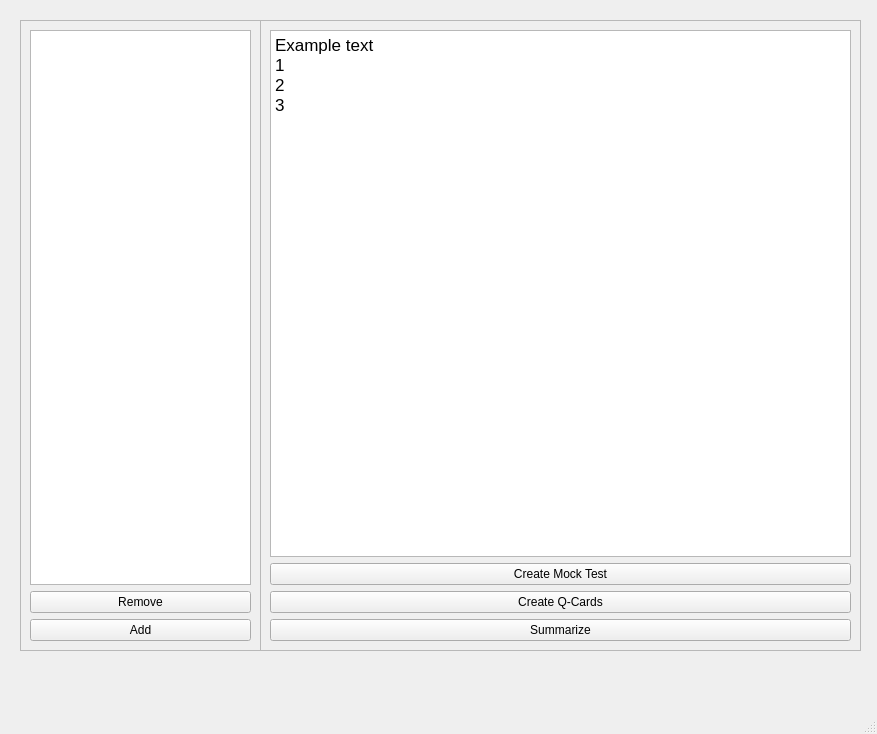
This is window.ui in DanialMcIntyre/ChatGPT-Study as Qt 5 draws it before an edit. The edited form follows.
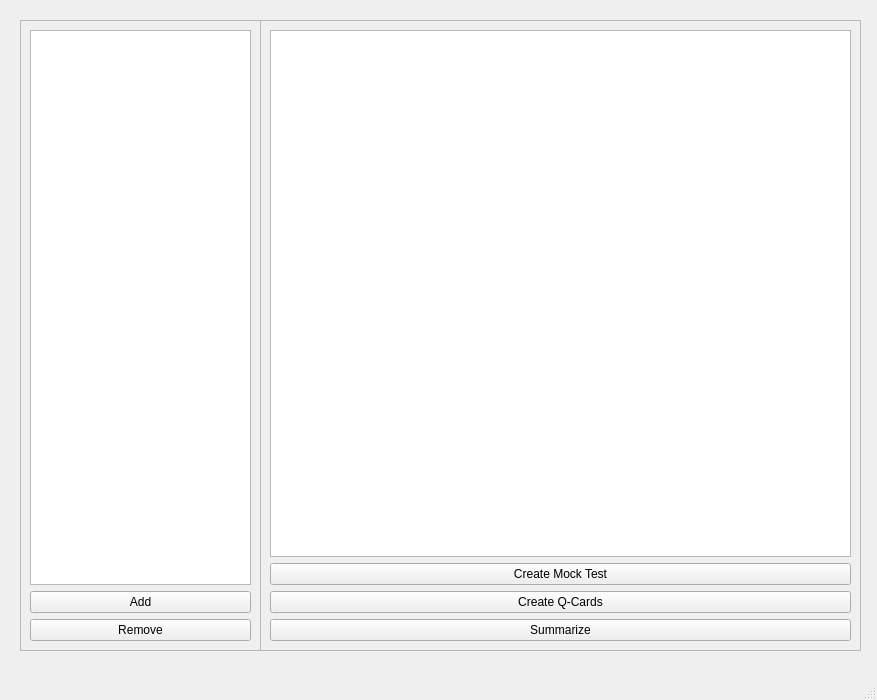
This is the edited form.

What changed in the file:
```diff
--- a/window.ui
+++ b/window.ui
@@ -7,7 +7,7 @@
     <x>0</x>
     <y>0</y>
     <width>877</width>
-    <height>734</height>
+    <height>700</height>
    </rect>
   </property>
   <property name="windowTitle">
@@ -33,13 +33,6 @@
      <item>
       <widget class="QListWidget" name="listPDF"/>
      </item>
-     <item>
-      <widget class="QPushButton" name="buttonRemovePDF">
-       <property name="text">
-        <string>Remove</string>
-       </property>
-      </widget>
-     </item>
      <item>
       <widget class="QPushButton" name="buttonAddPDF">
        <property name="text">
@@ -47,6 +40,13 @@
        </property>
       </widget>
      </item>
+     <item>
+      <widget class="QPushButton" name="buttonRemovePDF">
+       <property name="text">
+        <string>Remove</string>
+       </property>
+      </widget>
+     </item>
     </layout>
    </widget>
    <widget class="QFrame" name="frame_2">
@@ -72,11 +72,7 @@
 &lt;html&gt;&lt;head&gt;&lt;meta name=&quot;qrichtext&quot; content=&quot;1&quot; /&gt;&lt;style type=&quot;text/css&quot;&gt;
 p, li { white-space: pre-wrap; }
 &lt;/style&gt;&lt;/head&gt;&lt;body style=&quot; font-family:'.AppleSystemUIFont'; font-size:13pt; font-weight:400; font-style:normal;&quot;&gt;
-&lt;p style=&quot; margin-top:0px; margin-bottom:0px; margin-left:0px; margin-right:0px; -qt-block-indent:0; text-indent:0px;&quot;&gt;Example text&lt;/p&gt;
-&lt;p style=&quot; margin-top:0px; margin-bottom:0px; margin-left:0px; margin-right:0px; -qt-block-indent:0; text-indent:0px;&quot;&gt;1&lt;/p&gt;
-&lt;p style=&quot; margin-top:0px; margin-bottom:0px; margin-left:0px; margin-right:0px; -qt-block-indent:0; text-indent:0px;&quot;&gt;2&lt;/p&gt;
-&lt;p style=&quot; margin-top:0px; margin-bottom:0px; margin-left:0px; margin-right:0px; -qt-block-indent:0; text-indent:0px;&quot;&gt;3&lt;/p&gt;
-&lt;p style=&quot;-qt-paragraph-type:empty; margin-top:0px; margin-bottom:0px; margin-left:0px; margin-right:0px; -qt-block-indent:0; text-indent:0px;&quot;&gt;&lt;br /&gt;&lt;/p&gt;&lt;/body&gt;&lt;/html&gt;</string>
+&lt;p align=&quot;center&quot; style=&quot;-qt-paragraph-type:empty; margin-top:0px; margin-bottom:0px; margin-left:0px; margin-right:0px; -qt-block-indent:0; text-indent:0px;&quot;&gt;&lt;br /&gt;&lt;/p&gt;&lt;/body&gt;&lt;/html&gt;</string>
        </property>
       </widget>
      </item>
```
